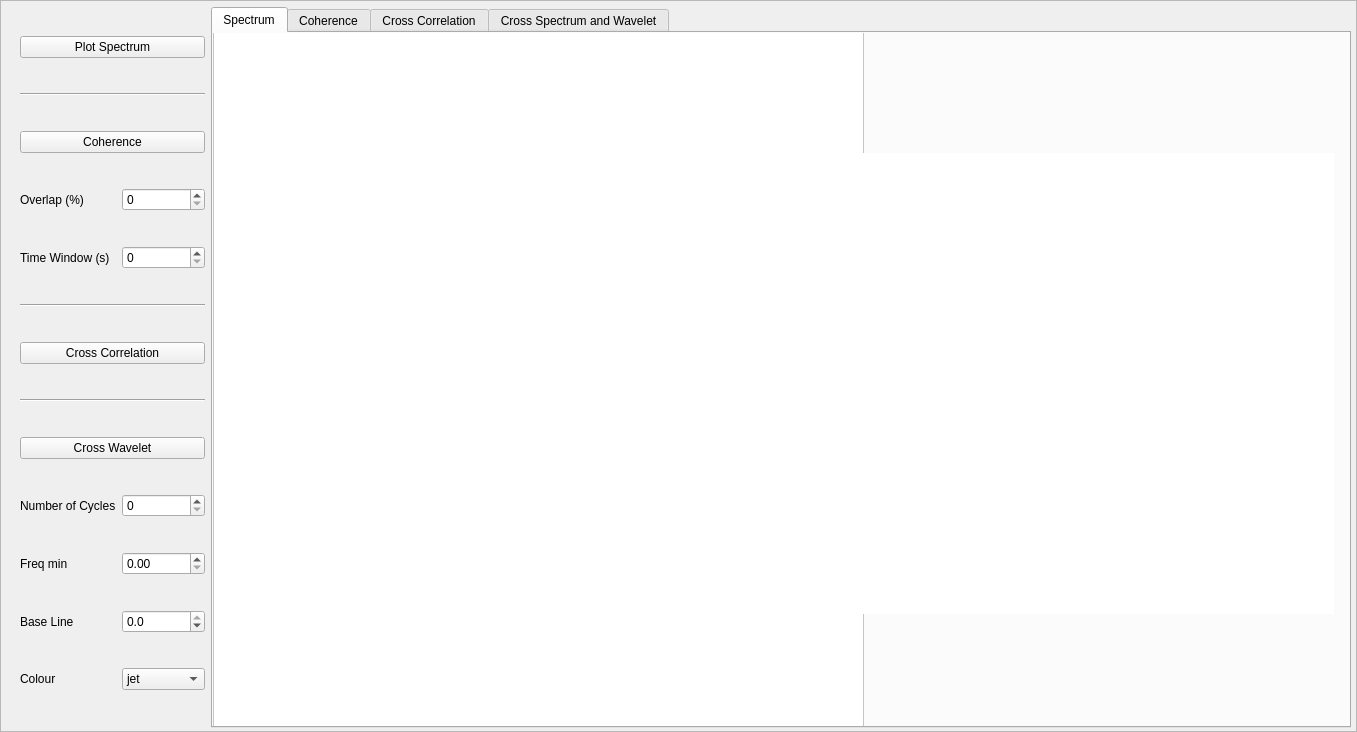
ProjectISP/ISP, file isp/resources/designer_uis/TimeFrequencyAddWidget.ui: the form before one commit.
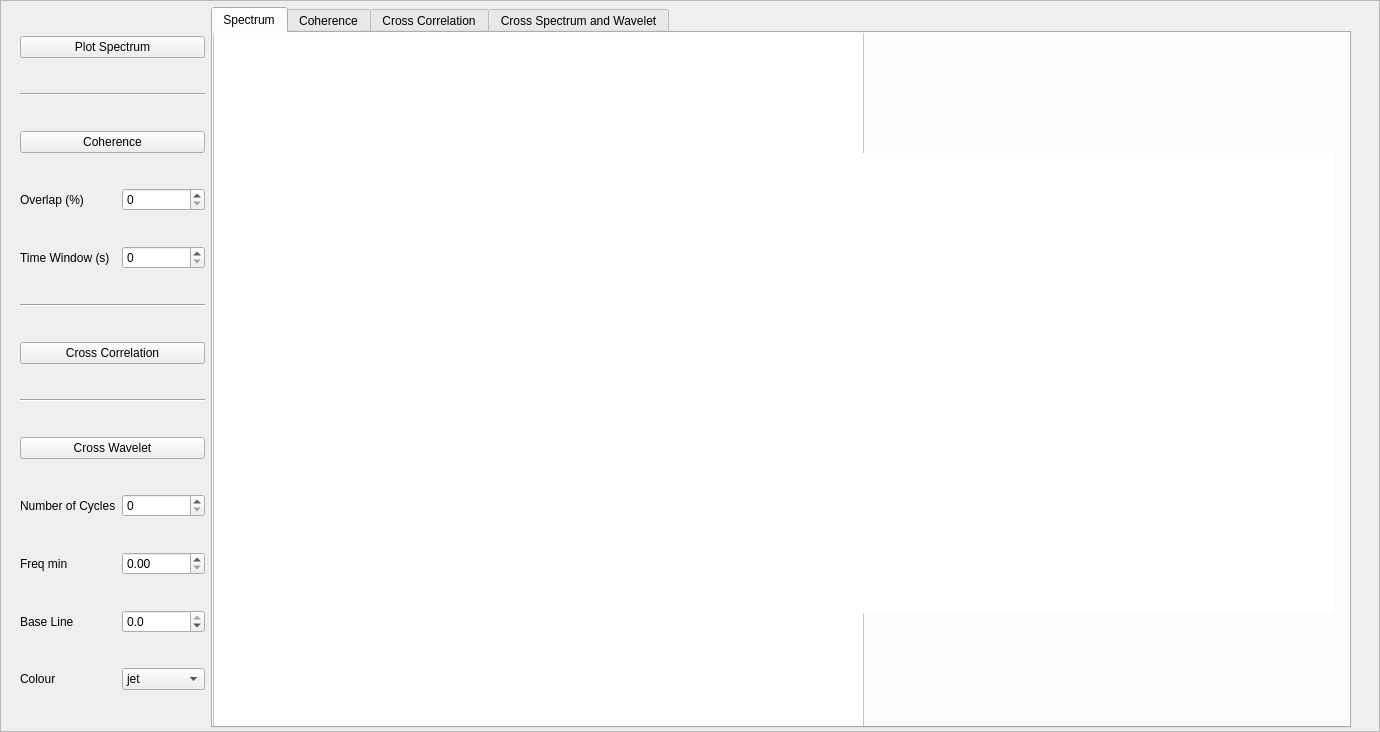
The form after the commit. The open tabs and pages were chosen to show the change.

Diff of the .ui file:
```diff
--- a/isp/resources/designer_uis/TimeFrequencyAddWidget.ui
+++ b/isp/resources/designer_uis/TimeFrequencyAddWidget.ui
@@ -6,7 +6,7 @@
    <rect>
     <x>0</x>
     <y>0</y>
-    <width>1357</width>
+    <width>1380</width>
     <height>732</height>
    </rect>
   </property>
```
Left out of the diff: 2 changed lines with no effect on the pictures.
